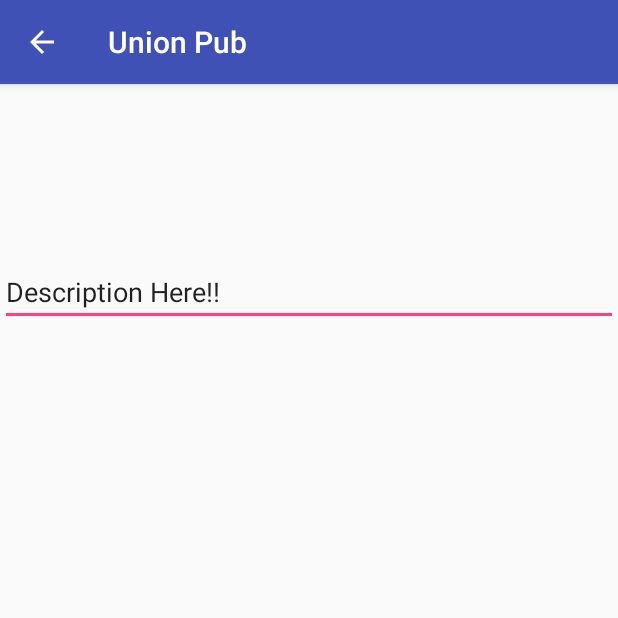
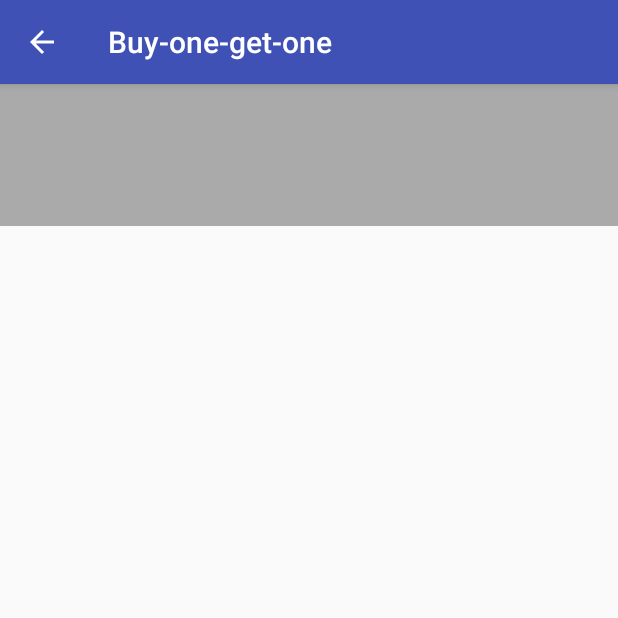
Before and after one commit to RPIBarPI/BarPI, an Android app: the EventActivity screen opened directly, with no data from a screen before it, on a phone screen of 412 x 824 dp, the top half of it. Run offline under Robolectric (Android 15) with nearby library versions, the phone set to English and light mode, and no system bars.

Commit message:
More changes to xml file. Fixed a few small things in EventActivity from last commit.

```diff
--- a/app/src/main/java/rpi/barpi/Bar.java
+++ b/app/src/main/java/rpi/barpi/Bar.java
@@ -11,8 +11,6 @@ public class Bar //basic information on bars
     private Location location=new Location();
     public static ArrayList<Event> events=new ArrayList<Event>();//includes specials
     public ArrayList<Drink> drinks=new ArrayList<Drink>();//the menu
-
-    public static BarActivity barAct=null;
 
     //constructors
     public Bar(int newID, String newName, float newRating, Location newLocation)
--- a/app/src/main/java/rpi/barpi/BarActivity.java
+++ b/app/src/main/java/rpi/barpi/BarActivity.java
@@ -23,7 +23,7 @@ public class BarActivity extends AppCompatActivity
         super.onCreate(savedInstanceState);
         setContentView(R.layout.activity_bar);
 
-        Bar.barAct=this;
+        Data.barAct=this;
 
         //set the title
         setTitle(bar.getName());
@@ -39,6 +39,7 @@ public class BarActivity extends AppCompatActivity
         // Click event
         final BarActivity tempThis=this;
         lvEvents.setOnItemClickListener(new AdapterView.OnItemClickListener() {
+            // Very similar to setup of MainActivity from commit w/ message "Added BarActivity and gradle update"
             @Override
             public void onItemClick(AdapterView<?> arg0, View arg1, int position, long arg3) {
                 tempThis.contextMenuItemSelected = position;
--- a/app/src/main/java/rpi/barpi/Data.java
+++ b/app/src/main/java/rpi/barpi/Data.java
@@ -13,6 +13,8 @@ public class Data
     public static SharedPreferences saveData;
 
     public static MainActivity mainAct=null;
+
+    public static BarActivity barAct=null;
 
     public static int exampleInteger;
 
--- a/app/src/main/java/rpi/barpi/Event.java
+++ b/app/src/main/java/rpi/barpi/Event.java
@@ -36,4 +36,14 @@ public class Event
 
     //other
     public Boolean isSpecial() { return false; }
+
+    @Override
+    public String toString() {
+        String retVal="";
+
+        //the name
+        retVal+=name+'\n';
+        retVal+="Event description blah blah blah";
+        return retVal;
+    }
 }
--- a/app/src/main/java/rpi/barpi/EventActivity.java
+++ b/app/src/main/java/rpi/barpi/EventActivity.java
@@ -6,8 +6,8 @@ package rpi.barpi;
 import android.os.Bundle;
 import android.support.v7.app.AppCompatActivity;
 
-public class EventActivity extends BarActivity {
-    Event event = Bar.events.get(Bar.barAct.contextMenuItemSelected);
+public class EventActivity extends AppCompatActivity {
+    Event event = Bar.events.get(Data.barAct.contextMenuItemSelected);
 
     @Override
     public void onCreate(Bundle savedInstanceState) {
--- a/app/src/main/res/layout/activity_event.xml
+++ b/app/src/main/res/layout/activity_event.xml
@@ -1,19 +1,28 @@
 <?xml version="1.0" encoding="utf-8"?>
 <RelativeLayout xmlns:android="http://schemas.android.com/apk/res/android"
+    xmlns:app="http://schemas.android.com/apk/res-auto"
+    xmlns:tools="http://schemas.android.com/tools"
     android:layout_width="match_parent"
-    android:layout_height="match_parent">
+    android:layout_height="match_parent"
+    android:visibility="visible">
 
-    <EditText
-        android:id="@+id/editText"
-        android:layout_width="wrap_content"
+    <ImageView
+        android:id="@+id/eventImage"
+        android:layout_width="match_parent"
+        android:layout_height="15.0mm"
+        android:layout_alignParentTop="true"
+        android:layout_centerHorizontal="true"
+        android:contentDescription="Pic of event"
+        app:srcCompat="@android:color/darker_gray" />
+
+    <TextView
+        android:id="@+id/description"
+        android:layout_width="55.0mm"
         android:layout_height="wrap_content"
         android:ems="10"
-        android:inputType="textPersonName"
-        android:text="Description Here!!"
-        android:layout_alignParentTop="true"
-        android:layout_marginTop="116dp"
-        android:layout_alignParentRight="true"
-        android:layout_alignParentEnd="true"
-        android:layout_alignParentLeft="true"
-        android:layout_alignParentStart="true" />
+        android:inputType="textMultiLine"
+        tools:text="Event discription goes here. Image of event goes in gray box above."
+        android:layout_below="@+id/eventImage"
+        android:layout_centerHorizontal="true"
+        android:layout_marginTop="19dp" />
 </RelativeLayout>
```
